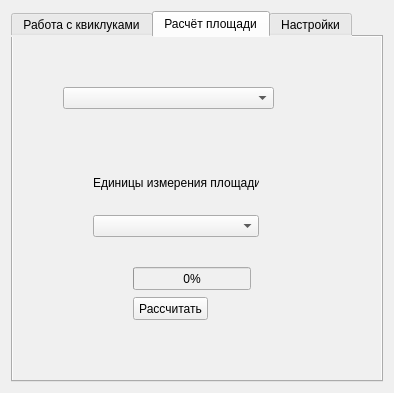
The window that helper_main_dialog_base.ui (bazzile/helper) describes before a commit, drawn with Qt 5.
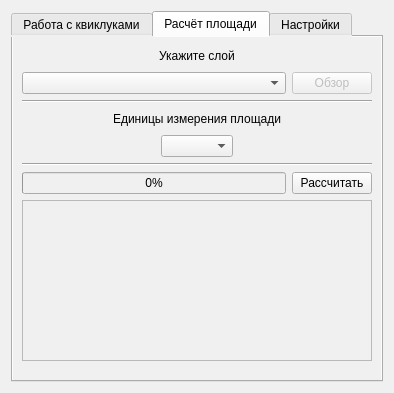
The same window after the commit. The open tabs and pages were chosen to show the change.

Commit message: продолжаем работу над ellipsiodal_area

The edit to the form file:
```diff
--- a/helper_main_dialog_base.ui
+++ b/helper_main_dialog_base.ui
@@ -320,15 +320,79 @@
       <attribute name="title">
        <string>Расчёт площади</string>
       </attribute>
-      <widget class="QWidget" name="verticalLayoutWidget">
-       <property name="geometry">
-        <rect>
-         <x>80</x>
-         <y>120</y>
-         <width>166</width>
-         <height>80</height>
-        </rect>
-       </property>
+      <layout class="QVBoxLayout" name="verticalLayout_11">
+       <item>
+        <layout class="QVBoxLayout" name="verticalLayout_9">
+         <item>
+          <layout class="QHBoxLayout" name="horizontalLayout_12">
+           <item>
+            <spacer name="horizontalSpacer_12">
+             <property name="orientation">
+              <enum>Qt::Horizontal</enum>
+             </property>
+             <property name="sizeHint" stdset="0">
+              <size>
+               <width>40</width>
+               <height>20</height>
+              </size>
+             </property>
+            </spacer>
+           </item>
+           <item>
+            <widget class="QLabel" name="label_3">
+             <property name="text">
+              <string>Укажите слой</string>
+             </property>
+            </widget>
+           </item>
+           <item>
+            <spacer name="horizontalSpacer_15">
+             <property name="orientation">
+              <enum>Qt::Horizontal</enum>
+             </property>
+             <property name="sizeHint" stdset="0">
+              <size>
+               <width>40</width>
+               <height>20</height>
+              </size>
+             </property>
+            </spacer>
+           </item>
+          </layout>
+         </item>
+         <item>
+          <layout class="QHBoxLayout" name="horizontalLayout_11">
+           <item>
+            <widget class="QComboBox" name="LAYERcomboBox"/>
+           </item>
+           <item>
+            <widget class="QPushButton" name="pushButton">
+             <property name="enabled">
+              <bool>false</bool>
+             </property>
+             <property name="sizePolicy">
+              <sizepolicy hsizetype="Fixed" vsizetype="Fixed">
+               <horstretch>0</horstretch>
+               <verstretch>0</verstretch>
+              </sizepolicy>
+             </property>
+             <property name="text">
+              <string>Обзор</string>
+             </property>
+            </widget>
+           </item>
+          </layout>
+         </item>
+        </layout>
+       </item>
+       <item>
+        <widget class="Line" name="line_4">
+         <property name="orientation">
+          <enum>Qt::Horizontal</enum>
+         </property>
+        </widget>
+       </item>
+       <item>
        <layout class="QVBoxLayout" name="verticalLayout_5">
         <item>
          <layout class="QHBoxLayout" name="horizontalLayout_7">
@@ -369,49 +433,81 @@
         </item>
         <item>
          <layout class="QHBoxLayout" name="horizontalLayout_6">
+           <item>
+            <spacer name="horizontalSpacer_17">
+             <property name="orientation">
+              <enum>Qt::Horizontal</enum>
+             </property>
+             <property name="sizeHint" stdset="0">
+              <size>
+               <width>40</width>
+               <height>20</height>
+              </size>
+             </property>
+            </spacer>
+           </item>
           <item>
            <widget class="QComboBox" name="UNITScomboBox"/>
           </item>
+           <item>
+            <spacer name="horizontalSpacer_18">
+             <property name="orientation">
+              <enum>Qt::Horizontal</enum>
+             </property>
+             <property name="sizeHint" stdset="0">
+              <size>
+               <width>40</width>
+               <height>20</height>
+              </size>
+             </property>
+            </spacer>
+           </item>
          </layout>
         </item>
        </layout>
-      </widget>
-      <widget class="QComboBox" name="LAYERcomboBox">
-       <property name="geometry">
-        <rect>
-         <x>50</x>
-         <y>50</y>
-         <width>211</width>
-         <height>22</height>
-        </rect>
-       </property>
-      </widget>
+       </item>
+       <item>
+        <widget class="Line" name="line_5">
+         <property name="orientation">
+          <enum>Qt::Horizontal</enum>
+         </property>
+        </widget>
+       </item>
+       <item>
+        <layout class="QHBoxLayout" name="horizontalLayout_15">
+         <item>
       <widget class="QProgressBar" name="ellipsoidal_progressBar">
-       <property name="geometry">
-        <rect>
-         <x>120</x>
-         <y>230</y>
-         <width>118</width>
-         <height>23</height>
-        </rect>
-       </property>
        <property name="value">
         <number>0</number>
        </property>
       </widget>
+         </item>
+         <item>
       <widget class="QPushButton" name="ellipsoidal_pushButton">
-       <property name="geometry">
-        <rect>
-         <x>120</x>
-         <y>260</y>
-         <width>75</width>
-         <height>23</height>
-        </rect>
-       </property>
        <property name="text">
         <string>Рассчитать</string>
        </property>
       </widget>
+         </item>
+        </layout>
+       </item>
+       <item>
+        <widget class="QTextBrowser" name="AREAtextBrowser"/>
+       </item>
+       <item>
+        <spacer name="verticalSpacer">
+         <property name="orientation">
+          <enum>Qt::Vertical</enum>
+         </property>
+         <property name="sizeHint" stdset="0">
+          <size>
+           <width>20</width>
+           <height>40</height>
+          </size>
+         </property>
+        </spacer>
+       </item>
+      </layout>
      </widget>
      <widget class="QWidget" name="tab_3">
       <attribute name="title">
```
Left out of the diff: 2 changed lines with no effect on the pictures. Lines whose indentation alone changed are shown as unchanged. The commit also changes 2 other files.
